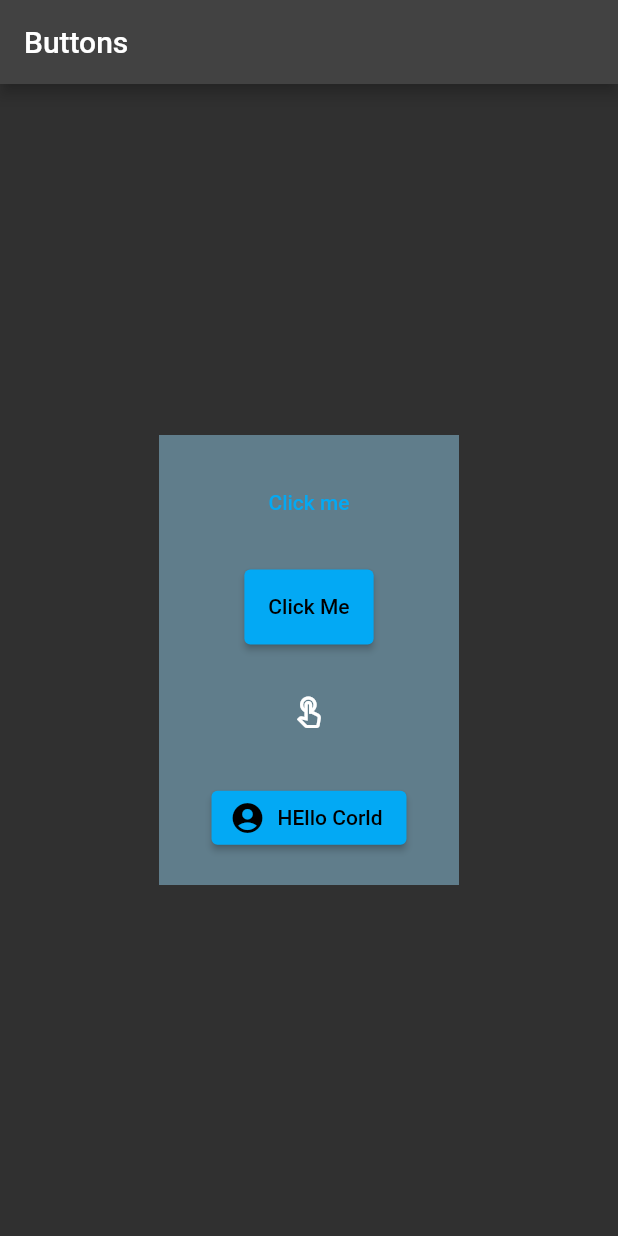
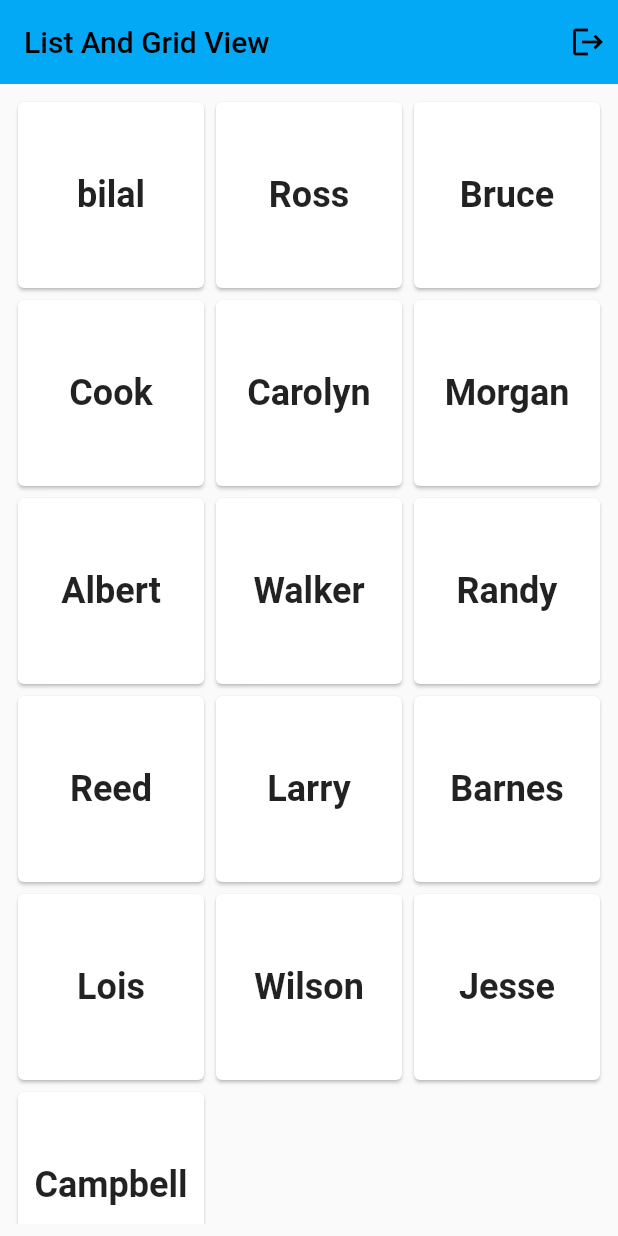
Before and after one commit to Muhammad-Bilal12/flutter30concept, a Flutter app: the screen it shows after launch, on a phone screen of 412 x 824 dp. Run offline on Flutter 3.47's test engine with Material 2 defaults, Android fonts, the phone set to English and light mode, and no system bars; missing offline and left inert: dart:html.

Commit message:
concept grid and List view clear

```diff
--- /dev/null
+++ b/lib/concept_topics/list_grid_view.dart
@@ -0,0 +1,117 @@
+import 'package:flutter/material.dart';
+import 'package:flutter/src/foundation/key.dart';
+import 'package:flutter/src/widgets/framework.dart';
+import 'package:flutter_crash_course/concept_topics/sized_container.dart';
+
+class ListGridView extends StatefulWidget {
+  ListGridView({Key? key}) : super(key: key);
+
+  @override
+  State<ListGridView> createState() => _ListGridViewState();
+}
+
+class _ListGridViewState extends State<ListGridView> {
+  List<String> myName = [
+    "bilal",
+    "Ross",
+    "Bruce",
+    "Cook",
+    "Carolyn",
+    "Morgan",
+    "Albert",
+    "Walker",
+    "Randy",
+    "Reed",
+    "Larry",
+    "Barnes",
+    "Lois",
+    "Wilson",
+    "Jesse",
+    "Campbell"
+  ];
+
+  Map myDetails = {
+    "Name": [
+      "bilal",
+      "Ross",
+      "Bruce",
+      "Cook",
+      "Carolyn",
+      "Morgan",
+      "Albert",
+      "Walker",
+      "Randy",
+      "Reed",
+      "Larry",
+      "Barnes",
+      "Lois",
+      "Wilson",
+      "Jesse",
+      "Campbell"
+    ],
+    "Marks": [
+      98,
+      76,
+      12,
+      123,
+      5778,
+      112,
+      133,
+      5677,
+      123,
+      567,
+      678,
+      7665,
+      133,
+      456,
+      567,
+      567
+    ],
+  };
+  @override
+  Widget build(BuildContext context) {
+    return Scaffold(
+      appBar: AppBar(
+        title: const Text("List And Grid View"),
+        elevation: 0.0,
+        actions: const [
+          Padding(
+            padding: EdgeInsets.only(right: 8.0),
+            child: Icon(Icons.logout),
+          ),
+        ],
+      ),
+      body: Padding(
+        padding: const EdgeInsets.all(8.0),
+        child: GridView.builder(
+          itemCount: myName.length,
+          gridDelegate: const SliverGridDelegateWithFixedCrossAxisCount(
+              crossAxisCount: 3),
+          itemBuilder: (itemContext, index) {
+            return Card(
+              child: Center(
+                child: myTxt(myName[index]),
+              ),
+            );
+          },
+        ),
+      ),
+    );
+  }
+}
+
+// Simple ListView
+/* ListView.separated(
+          separatorBuilder: (context, index) => const Divider(),
+          itemCount: View.myName.length,
+          itemBuilder: (context, index) {
+            return Container(
+              child: ListTile(
+                subtitle: Text(myDetails["Name"][index]),
+                title: Text(myDetails["Marks"][index].toString()),
+              ),
+            );
+          },
+        ),
+
+*/
--- a/lib/main.dart
+++ b/lib/main.dart
@@ -1,5 +1,6 @@
 import 'package:flutter/material.dart';
 import 'package:flutter_crash_course/concept_topics/buttons.dart';
+import 'package:flutter_crash_course/concept_topics/list_grid_view.dart';
 import 'package:flutter_crash_course/concept_topics/row_col_wrap.dart';
 import 'package:flutter_crash_course/concept_topics/sized_container.dart';
 
@@ -16,9 +17,9 @@ class MyApp extends StatelessWidget {
       debugShowCheckedModeBanner: false,
       theme: ThemeData(
         primarySwatch: Colors.lightBlue,
-        brightness: Brightness.dark,
+        brightness: Brightness.light,
       ),
-      home: const MyBtn(),
+      home: ListGridView(),
     );
   }
 }
```
